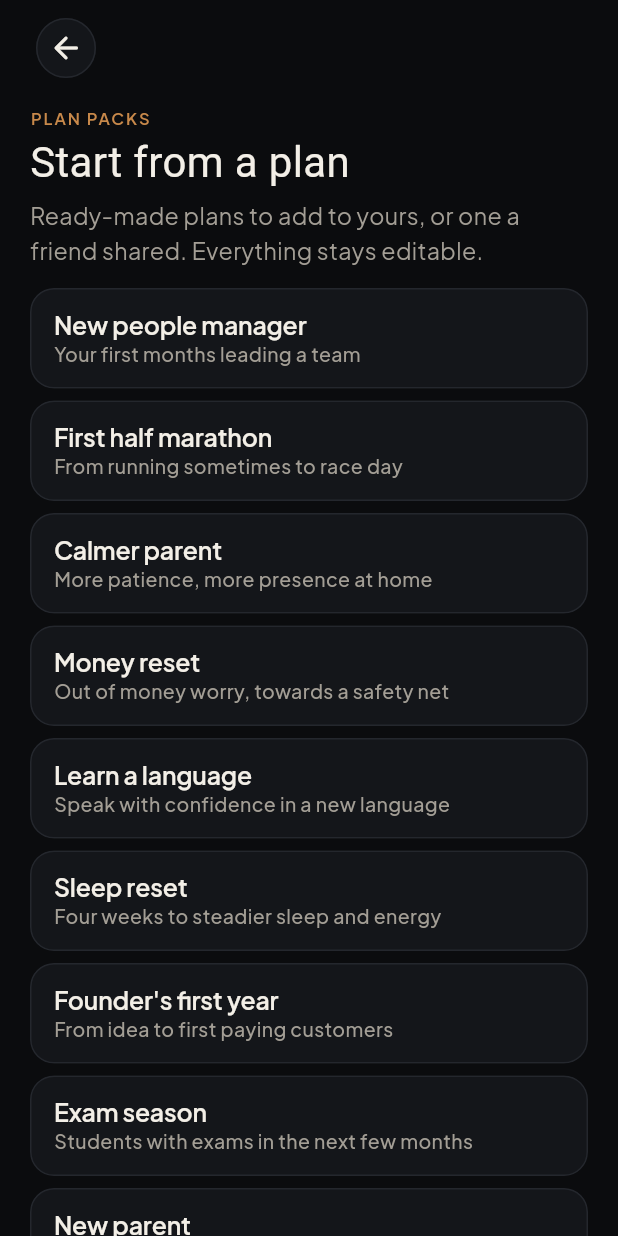
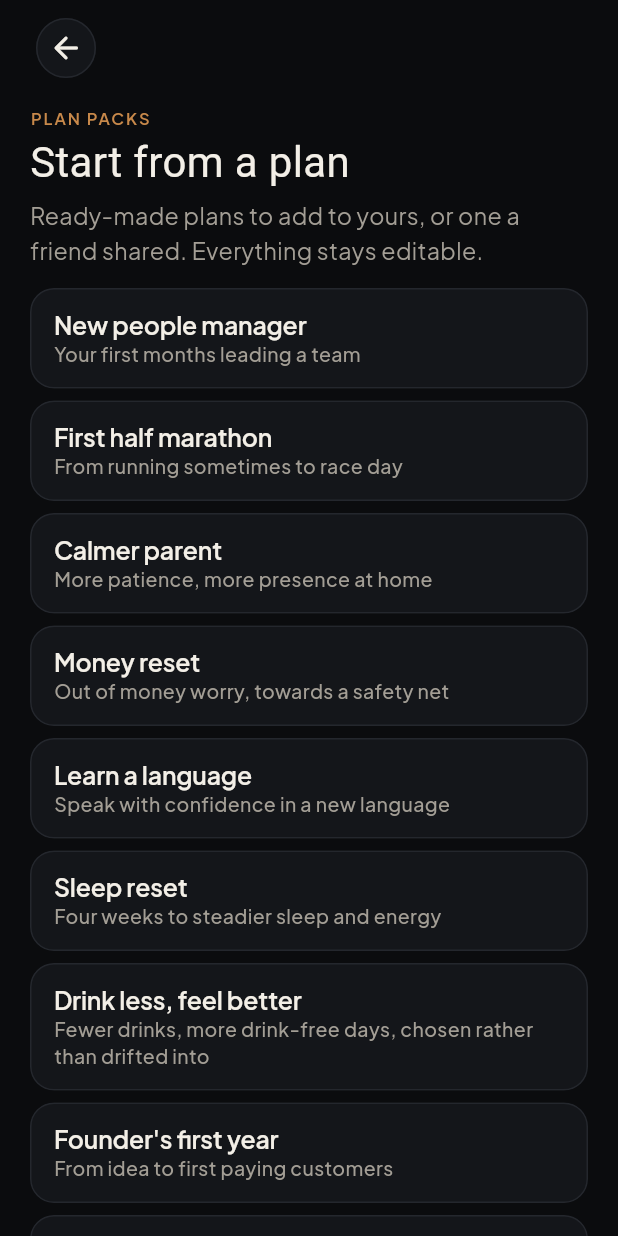
Before and after one commit to eminhuseyn313/ono_flutter, a Flutter app: the SignUpScreen screen opened by its route, after a tap on "Continue with Google", after a tap on "Or start from a ready-made plan", on a phone screen of 412 x 824 dp. Run offline on Flutter 3.47's test engine with Material 3 defaults, Android fonts, the phone set to English and light mode, and no system bars; our stand-ins replace flutter_local_notifications, flutter_timezone, go_router, google_fonts, google_sign_in, share_plus and 3 more; missing offline and left inert: device_calendar, health, home_widget, quick_actions; accounts and stored records are empty; Roboto replaces fonts that are missing (Instrument Serif).

Commit message:
Plan pack: Drink less, feel better
Co-Authored-By: Claude Opus 5.5 <noreply@anthropic.com>
Claude-Session: https://claude.ai/code/session_013TDiVD3yAdvn7be94feCzP

```diff
--- a/lib/data/plan_packs.dart
+++ b/lib/data/plan_packs.dart
@@ -225,6 +225,20 @@ final List<PlanPack> planPacks = [
         _idea('No phone for the first 30 minutes'),
       ],
       stops: const ['Phone in the bedroom']),
+  PlanPack('Drink less, feel better',
+      forWho: 'Fewer drinks, more drink-free days, chosen rather than drifted into',
+      summary: 'Count first, a weekly limit with drink-free days, a plan for the hard evenings.',
+      areas: [_template('t_drink')],
+      goal: const PackGoal('Two or more drink-free days every week',
+          obstacle: 'After-work drinks and evenings with friends',
+          plan: 'When I\'m invited out, I decide my number before I leave and order a soft drink first.',
+          months: 3),
+      daily: [
+        _idea('A drink-free day, or the number I chose'),
+        _idea('Water before coffee'),
+        _idea('Do one thing just for joy'),
+      ],
+      stops: const ['Alcohol kept at home within reach']),
   PlanPack('Founder\'s first year',
       forWho: 'From idea to first paying customers',
       summary: 'Talk to customers weekly, ship small things often, watch one number.',
```
Also changed, not shown: 1 other file.
